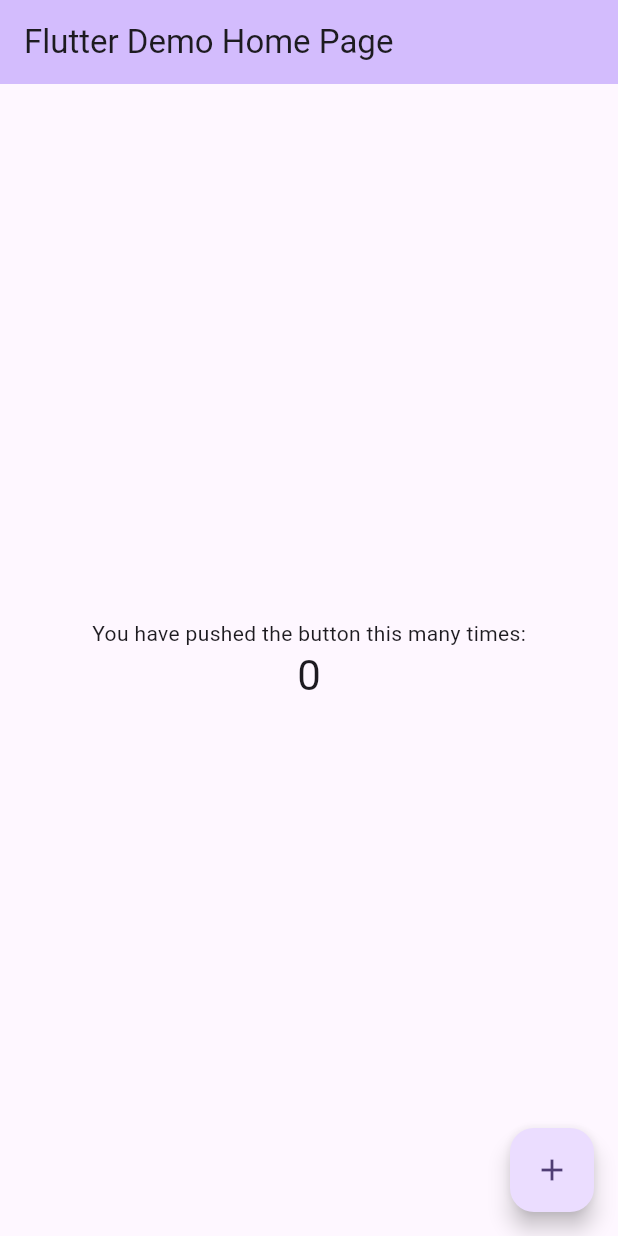
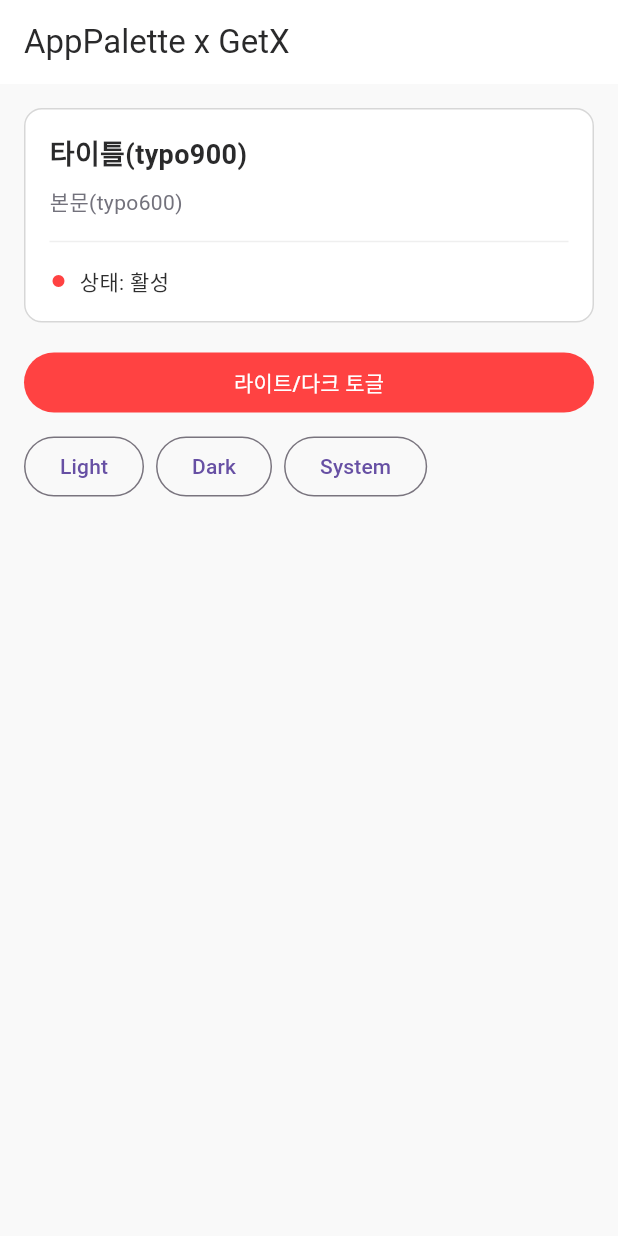
Before and after one commit to jinclef/heyring_client, a Flutter app: the screen it shows after launch, on a phone screen of 412 x 824 dp. Run offline on Flutter 3.47's test engine with Material 3 defaults, Android fonts, the phone set to English and light mode, and no system bars; our stand-ins replace get.

Commit message:
feat: set color palette and light/dark mode

```diff
--- a/lib/main.dart
+++ b/lib/main.dart
@@ -1,125 +1,126 @@
+// lib/main.dart
 import 'package:flutter/material.dart';
+import 'package:get/get.dart';
+import 'theme/palette.dart'; // 방금 만든 AppPalette 파일
 
 void main() {
+  WidgetsFlutterBinding.ensureInitialized();
+  Get.put(ThemeController(), permanent: true);
   runApp(const MyApp());
+}
+
+/// 테마 전환 컨트롤러
+class ThemeController extends GetxController {
+  final Rx<ThemeMode> mode = ThemeMode.system.obs;
+
+  void setMode(ThemeMode m) {
+    mode.value = m;
+    Get.changeThemeMode(m);
+  }
+
+  void toggle() {
+    final isDark = (mode.value == ThemeMode.dark) ||
+        (mode.value == ThemeMode.system &&
+            WidgetsBinding.instance.platformDispatcher.platformBrightness ==
+                Brightness.dark);
+    setMode(isDark ? ThemeMode.light : ThemeMode.dark);
+  }
 }
 
 class MyApp extends StatelessWidget {
   const MyApp({super.key});
 
-  // This widget is the root of your application.
   @override
   Widget build(BuildContext context) {
-    return MaterialApp(
-      title: 'Flutter Demo',
+    final themeC = Get.find<ThemeController>();
+
+    return Obx(() {
+      return GetMaterialApp(
+        title: 'Palette Demo',
+        debugShowCheckedModeBanner: false,
+        // 라이트 테마에 AppPalette.light 주입
         theme: ThemeData(
-        // This is the theme of your application.
-        //
-        // TRY THIS: Try running your application with "flutter run". You'll see
-        // the application has a purple toolbar. Then, without quitting the app,
-        // try changing the seedColor in the colorScheme below to Colors.green
-        // and then invoke "hot reload" (save your changes or press the "hot
-        // reload" button in a Flutter-supported IDE, or press "r" if you used
-        // the command line to start the app).
-        //
-        // Notice that the counter didn't reset back to zero; the application
-        // state is not lost during the reload. To reset the state, use hot
-        // restart instead.
-        //
-        // This works for code too, not just values: Most code changes can be
-        // tested with just a hot reload.
-        colorScheme: ColorScheme.fromSeed(seedColor: Colors.deepPurple),
           useMaterial3: true,
+          scaffoldBackgroundColor: AppPalette.light.bgFilled,
+          extensions: const [AppPalette.light],
         ),
-      home: const MyHomePage(title: 'Flutter Demo Home Page'),
+        // 다크 테마에 AppPalette.dark 주입
+        darkTheme: ThemeData(
+          useMaterial3: true,
+          scaffoldBackgroundColor: AppPalette.dark.bgFilled,
+          extensions: const [AppPalette.dark],
+        ),
+        themeMode: themeC.mode.value, // GetX로 모드 제어
+        home: const HomePage(),
       );
+    });
   }
 }
 
-class MyHomePage extends StatefulWidget {
-  const MyHomePage({super.key, required this.title});
-
-  // This widget is the home page of your application. It is stateful, meaning
-  // that it has a State object (defined below) that contains fields that affect
-  // how it looks.
-
-  // This class is the configuration for the state. It holds the values (in this
-  // case the title) provided by the parent (in this case the App widget) and
-  // used by the build method of the State. Fields in a Widget subclass are
-  // always marked "final".
-
-  final String title;
-
-  @override
-  State<MyHomePage> createState() => _MyHomePageState();
-}
-
-class _MyHomePageState extends State<MyHomePage> {
-  int _counter = 0;
-
-  void _incrementCounter() {
-    setState(() {
-      // This call to setState tells the Flutter framework that something has
-      // changed in this State, which causes it to rerun the build method below
-      // so that the display can reflect the updated values. If we changed
-      // _counter without calling setState(), then the build method would not be
-      // called again, and so nothing would appear to happen.
-      _counter++;
-    });
-  }
+class HomePage extends StatelessWidget {
+  const HomePage({super.key});
 
   @override
   Widget build(BuildContext context) {
-    // This method is rerun every time setState is called, for instance as done
-    // by the _incrementCounter method above.
-    //
-    // The Flutter framework has been optimized to make rerunning build methods
-    // fast, so that you can just rebuild anything that needs updating rather
-    // than having to individually change instances of widgets.
+    final p = context.appPalette; // 확장으로 바로 팔레트 접근
+    final themeC = Get.find<ThemeController>();
+
     return Scaffold(
       appBar: AppBar(
-        // TRY THIS: Try changing the color here to a specific color (to
-        // Colors.amber, perhaps?) and trigger a hot reload to see the AppBar
-        // change color while the other colors stay the same.
-        backgroundColor: Theme.of(context).colorScheme.inversePrimary,
-        // Here we take the value from the MyHomePage object that was created by
-        // the App.build method, and use it to set our appbar title.
-        title: Text(widget.title),
+        backgroundColor: p.bgEmpty,
+        title: Text('AppPalette x GetX', style: TextStyle(color: p.typo900)),
+        centerTitle: false,
       ),
-      body: Center(
-        // Center is a layout widget. It takes a single child and positions it
-        // in the middle of the parent.
+      body: ListView(
+        padding: const EdgeInsets.all(16),
+        children: [
+          Container(
+            padding: const EdgeInsets.all(16),
+            decoration: BoxDecoration(
+              color: p.bgEmpty,
+              borderRadius: BorderRadius.circular(12),
+              border: Border.all(color: p.stroke200),
+            ),
             child: Column(
-          // Column is also a layout widget. It takes a list of children and
-          // arranges them vertically. By default, it sizes itself to fit its
-          // children horizontally, and tries to be as tall as its parent.
-          //
-          // Column has various properties to control how it sizes itself and
-          // how it positions its children. Here we use mainAxisAlignment to
-          // center the children vertically; the main axis here is the vertical
-          // axis because Columns are vertical (the cross axis would be
-          // horizontal).
-          //
-          // TRY THIS: Invoke "debug painting" (choose the "Toggle Debug Paint"
-          // action in the IDE, or press "p" in the console), to see the
-          // wireframe for each widget.
-          mainAxisAlignment: MainAxisAlignment.center,
-          children: <Widget>[
-            const Text(
-              'You have pushed the button this many times:',
-            ),
-            Text(
-              '$_counter',
-              style: Theme.of(context).textTheme.headlineMedium,
+              crossAxisAlignment: CrossAxisAlignment.start,
+              children: [
+                Text('타이틀(typo900)', style: TextStyle(color: p.typo900, fontSize: 18, fontWeight: FontWeight.w600)),
+                const SizedBox(height: 8),
+                Text('본문(typo600)', style: TextStyle(color: p.typo600)),
+                const SizedBox(height: 8),
+                Divider(color: p.stroke100),
+                const SizedBox(height: 8),
+                Row(
+                  children: [
+                    Icon(Icons.fiber_manual_record, color: p.dotPrimary, size: 12),
+                    const SizedBox(width: 8),
+                    Text('상태: 활성', style: TextStyle(color: p.typo800)),
+                  ],
                 ),
               ],
             ),
           ),
-      floatingActionButton: FloatingActionButton(
-        onPressed: _incrementCounter,
-        tooltip: 'Increment',
-        child: const Icon(Icons.add),
-      ), // This trailing comma makes auto-formatting nicer for build methods.
+          const SizedBox(height: 16),
+          FilledButton(
+            onPressed: themeC.toggle,
+            style: FilledButton.styleFrom(
+              backgroundColor: p.dotPrimary, // 포인트 컬러도 재사용 가능
+              foregroundColor: p.bgEmpty,
+            ),
+            child: const Text('라이트/다크 토글'),
+          ),
+          const SizedBox(height: 8),
+          Wrap(
+            spacing: 8,
+            children: [
+              OutlinedButton(onPressed: () => themeC.setMode(ThemeMode.light), child: const Text('Light')),
+              OutlinedButton(onPressed: () => themeC.setMode(ThemeMode.dark), child: const Text('Dark')),
+              OutlinedButton(onPressed: () => themeC.setMode(ThemeMode.system), child: const Text('System')),
+            ],
+          ),
+        ],
+      ),
+      backgroundColor: p.bgFilled,
     );
   }
 }
--- /dev/null
+++ b/lib/theme/palette.dart
@@ -0,0 +1,161 @@
+// lib/theme/palette.dart
+import 'package:flutter/material.dart';
+
+/// 색 토큰: 디자인 용어 그대로 묶음(typo / stroke / dot / fill)
+/// - 명도 감각을 맞추기 위해 대략적인 단계 번호를 붙였습니다.
+class AppPalette extends ThemeExtension<AppPalette> {
+  // === typo (텍스트/아이콘 등) ===
+  final Color typo950; // 가장 진함
+  final Color typo900;
+  final Color typo800;
+  final Color typo600;
+  final Color typo400;
+  final Color typo200; // 가장 연함
+
+  // === stroke (선/구분선) ===
+  final Color stroke100; // 가장 연함
+  final Color stroke200;
+  final Color stroke300; // 중간
+  final Color stroke400; // 가장 진함
+
+  // === dot (포인트/상태 점 등) ===
+  final Color dotPrimary;
+  final Color dotMuted;
+
+  // === bg (배경) ===
+  final Color bgFilled;
+  final Color bgEmpty;
+
+  const AppPalette({
+    required this.typo950,
+    required this.typo900,
+    required this.typo800,
+    required this.typo600,
+    required this.typo400,
+    required this.typo200,
+    required this.stroke100,
+    required this.stroke200,
+    required this.stroke300,
+    required this.stroke400,
+    required this.dotPrimary,
+    required this.dotMuted,
+    required this.bgFilled,
+    required this.bgEmpty,
+  });
+
+  /// 라이트 팔레트
+  static const light = AppPalette(
+    // typo
+    typo950: Color(0xFF242424),
+    typo900: Color(0xFF2A2A2B),
+    typo800: Color(0xFF2E2E2E),
+    typo600: Color(0xFF73727C),
+    typo400: Color(0xFF959595),
+    typo200: Color(0xFFD9D9D9),
+
+    // stroke (밝은 → 진한)
+    stroke100: Color(0xFFEFEFEF),
+    stroke200: Color(0xFFD7D7D7),
+    stroke300: Color(0xFFBBBBBB),
+    stroke400: Color(0xFF73727C), // 필요시 다른 값으로 교체 가능
+
+    // dot
+    dotPrimary: Color(0xFFFF4242),
+    dotMuted: Color(0xFFD7D7D7),
+
+    // fill
+    bgFilled: Color(0xFFF9F9F9),
+    bgEmpty: Color(0xFFFFFFFF),
+  );
+
+  /// 다크 테마가 필요하면 여기서 조정하세요(간단히 스왑/톤다운 예시)
+  /// 다크 팔레트
+  static const dark = AppPalette(
+    // typo (텍스트 계열 → 반전)
+    typo950: Color(0xFFF9F9F9),
+    typo900: Color(0xFFD9D9D9),
+    typo800: Color(0xFF959595),
+    typo600: Color(0xFFBBBBBB),
+    typo400: Color(0xFFD7D7D7),
+    typo200: Color(0xFF2A2A2B),
+
+    // stroke (선 → 반전)
+    stroke100: Color(0xFF2A2A2B),
+    stroke200: Color(0xFF2E2E2E),
+    stroke300: Color(0xFF3A3A3A),
+    stroke400: Color(0xFF4A4A4A),
+
+    // dot (빨강은 그대로, 회색만 반전 톤)
+    dotPrimary: Color(0xFFFF4242),
+    dotMuted: Color(0xFF73727C),
+
+    // 배경 (filled=어두운, empty=검정에 가까움)
+    bgFilled: Color(0xFF242424),
+    bgEmpty: Color(0xFF000000),
+  );
+
+
+  @override
+  AppPalette copyWith({
+    Color? typo950,
+    Color? typo900,
+    Color? typo800,
+    Color? typo600,
+    Color? typo400,
+    Color? typo200,
+    Color? stroke100,
+    Color? stroke200,
+    Color? stroke300,
+    Color? stroke400,
+    Color? dotPrimary,
+    Color? dotMuted,
+    Color? bgFilled,
+    Color? bgEmpty,
+  }) {
+    return AppPalette(
+      typo950: typo950 ?? this.typo950,
+      typo900: typo900 ?? this.typo900,
+      typo800: typo800 ?? this.typo800,
+      typo600: typo600 ?? this.typo600,
+      typo400: typo400 ?? this.typo400,
+      typo200: typo200 ?? this.typo200,
+      stroke100: stroke100 ?? this.stroke100,
+      stroke200: stroke200 ?? this.stroke200,
+      stroke300: stroke300 ?? this.stroke300,
+      stroke400: stroke400 ?? this.stroke400,
+      dotPrimary: dotPrimary ?? this.dotPrimary,
+      dotMuted: dotMuted ?? this.dotMuted,
+      bgFilled: bgFilled ?? this.bgFilled,
+      bgEmpty: bgEmpty ?? this.bgEmpty,
+    );
+  }
+
+  @override
+  ThemeExtension<AppPalette> lerp(ThemeExtension<AppPalette>? other, double t) {
+    if (other is! AppPalette) return this;
+    Color _l(Color a, Color b) => Color.lerp(a, b, t)!;
+
+    return AppPalette(
+      typo950: _l(typo950, other.typo950),
+      typo900: _l(typo900, other.typo900),
+      typo800: _l(typo800, other.typo800),
+      typo600: _l(typo600, other.typo600),
+      typo400: _l(typo400, other.typo400),
+      typo200: _l(typo200, other.typo200),
+      stroke100: _l(stroke100, other.stroke100),
+      stroke200: _l(stroke200, other.stroke200),
+      stroke300: _l(stroke300, other.stroke300),
+      stroke400: _l(stroke400, other.stroke400),
+      dotPrimary: _l(dotPrimary, other.dotPrimary),
+      dotMuted: _l(dotMuted, other.dotMuted),
+      bgFilled: _l(bgFilled, other.bgFilled),
+      bgEmpty: _l(bgEmpty, other.bgEmpty),
+    );
+  }
+}
+
+/// BuildContext에서 쉽게 꺼내 쓰기 위한 확장
+extension AppPaletteX on BuildContext {
+  AppPalette get appPalette =>
+      Theme.of(this).extension<AppPalette>() ?? AppPalette.light;
+}
--- a/pubspec.yaml
+++ b/pubspec.yaml
@@ -35,6 +35,7 @@ dependencies:
   # The following adds the Cupertino Icons font to your application.
   # Use with the CupertinoIcons class for iOS style icons.
   cupertino_icons: ^1.0.6
+  get: ^4.7.2
 
 dev_dependencies:
   flutter_test:
```
Also changed, not shown: pubspec.lock. Lines whose indentation alone changed are shown as unchanged.
